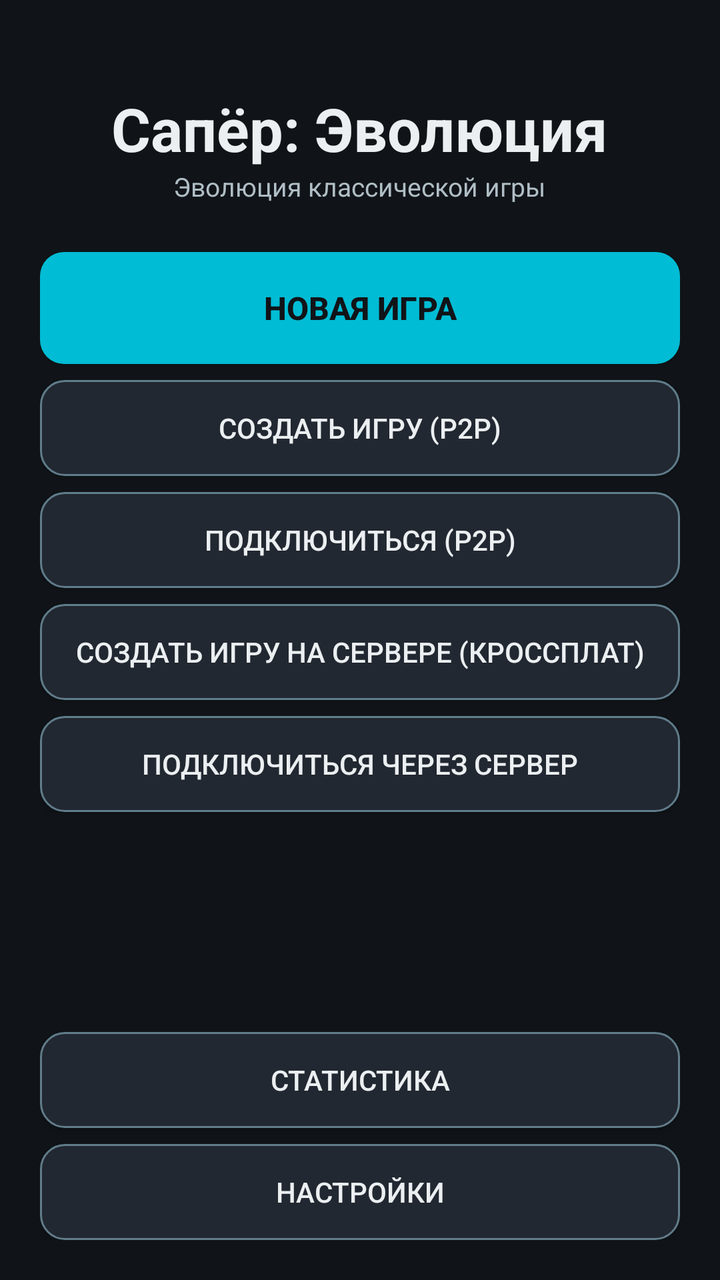
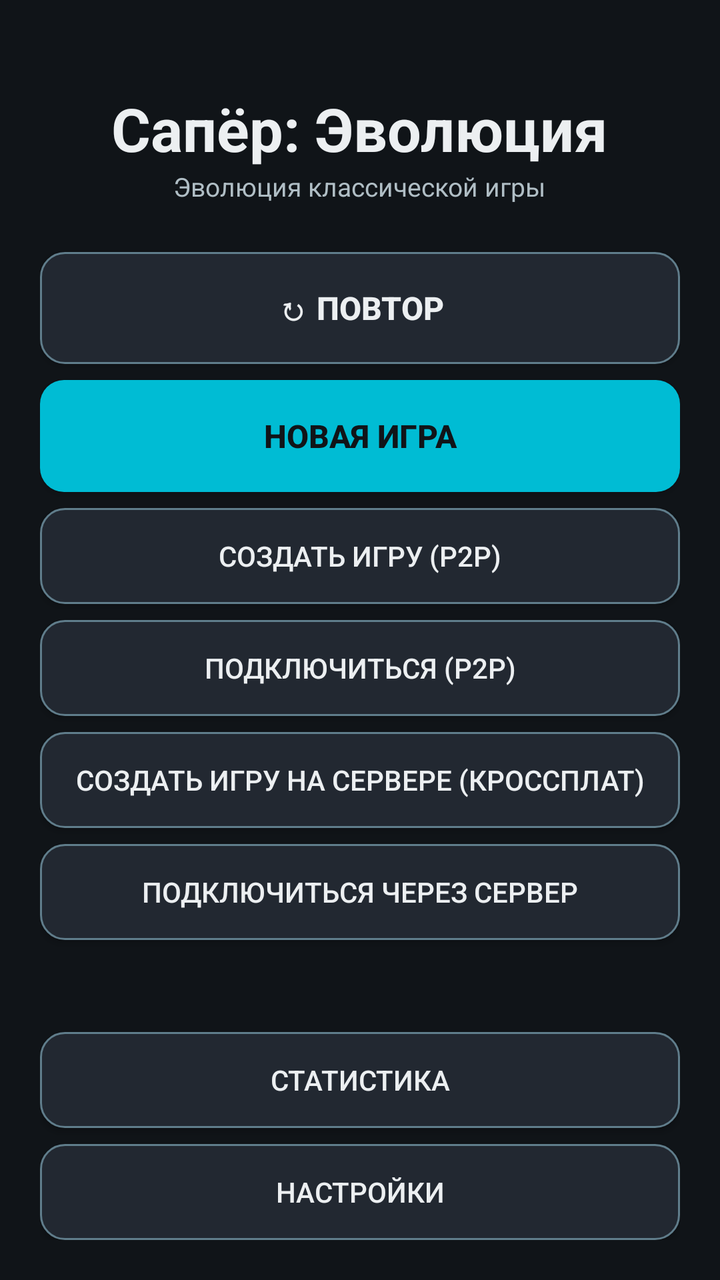

An Android layout rendered at two revisions. The XML below is the earlier revision; the diff shows what the commit changed to produce the second picture.
<!-- AndroidManifest.xml: application theme Theme.MinesweeperEvolution -->
<!-- res/layout/activity_main.xml -->
<?xml version="1.0" encoding="utf-8"?>
<ScrollView xmlns:android="http://schemas.android.com/apk/res/android"
    android:layout_width="match_parent"
    android:layout_height="match_parent"
    android:background="@color/bg_dark"
    android:fillViewport="true">

    <LinearLayout
        android:layout_width="match_parent"
        android:layout_height="wrap_content"
        android:orientation="vertical"
        android:padding="20dp">

        
        <TextView
            android:id="@+id/title"
            android:layout_width="wrap_content"
            android:layout_height="wrap_content"
            android:layout_gravity="center"
            android:layout_marginTop="24dp"
            android:text="@string/app_name"
            android:textColor="@color/text_primary"
            android:textSize="30sp"
            android:textStyle="bold" />

        <TextView
            android:id="@+id/subtitle"
            android:layout_width="wrap_content"
            android:layout_height="wrap_content"
            android:layout_gravity="center"
            android:layout_marginBottom="24dp"
            android:text="@string/app_subtitle"
            android:textColor="@color/text_secondary"
            android:textSize="13sp" />

        
        <Button
            android:id="@+id/btnContinue"
            android:layout_width="match_parent"
            android:layout_height="56dp"
            android:layout_marginBottom="8dp"
            android:background="@drawable/bg_button_primary"
            android:text="@string/continue_game"
            android:textColor="@color/bg_dark"
            android:textSize="16sp"
            android:textStyle="bold"
            android:visibility="gone" />

        
        <Button
            android:id="@+id/btnNewGame"
            android:layout_width="match_parent"
            android:layout_height="56dp"
            android:layout_marginBottom="8dp"
            android:background="@drawable/bg_button_primary"
            android:text="@string/new_game"
            android:textColor="@color/bg_dark"
            android:textSize="16sp"
            android:textStyle="bold" />

        
        <Button
            android:id="@+id/btnMpHost"
            android:layout_width="match_parent"
            android:layout_height="48dp"
            android:layout_marginBottom="8dp"
            android:background="@drawable/bg_button_secondary"
            android:text="@string/mp_host"
            android:textColor="@color/text_primary"
            android:textSize="14sp" />

        <Button
            android:id="@+id/btnMpJoin"
            android:layout_width="match_parent"
            android:layout_height="48dp"
            android:layout_marginBottom="8dp"
            android:background="@drawable/bg_button_secondary"
            android:text="@string/mp_join"
            android:textColor="@color/text_primary"
            android:textSize="14sp" />

        <Button
            android:id="@+id/btnMpRelayHost"
            android:layout_width="match_parent"
            android:layout_height="48dp"
            android:layout_marginBottom="8dp"
            android:background="@drawable/bg_button_secondary"
            android:text="@string/mp_relay_host"
            android:textColor="@color/text_primary"
            android:textSize="14sp" />

        <Button
            android:id="@+id/btnMpRelayJoin"
            android:layout_width="match_parent"
            android:layout_height="48dp"
            android:layout_marginBottom="20dp"
            android:background="@drawable/bg_button_secondary"
            android:text="@string/mp_relay_join"
            android:textColor="@color/text_primary"
            android:textSize="14sp" />

        <View
            android:layout_width="match_parent"
            android:layout_height="0dp"
            android:layout_weight="1" />

        
        <Button
            android:id="@+id/btnStats"
            android:layout_width="match_parent"
            android:layout_height="48dp"
            android:layout_marginBottom="8dp"
            android:background="@drawable/bg_button_secondary"
            android:text="@string/stats"
            android:textColor="@color/text_primary"
            android:textSize="14sp" />

        <Button
            android:id="@+id/btnSettings"
            android:layout_width="match_parent"
            android:layout_height="48dp"
            android:background="@drawable/bg_button_secondary"
            android:text="@string/settings"
            android:textColor="@color/text_primary"
            android:textSize="14sp" />

    </LinearLayout>
</ScrollView>
<!-- resources referenced by this layout -->
<resources>
  <color name="bg_dark">#FF101418</color>
  <color name="text_primary">#FFECEFF1</color>
  <color name="text_secondary">#FFB0BEC5</color>
  <!-- drawable bg_button_primary (drawable) -->
  <?xml version="1.0" encoding="utf-8"?>
  <selector xmlns:android="http://schemas.android.com/apk/res/android">
      
      <item android:state_pressed="true">
          <shape android:shape="rectangle">
              <solid android:color="@color/accent_2"/>
              <corners android:radius="12dp"/>
          </shape>
      </item>
      
      <item>
          <shape android:shape="rectangle">
              <solid android:color="@color/accent"/>
              <corners android:radius="12dp"/>
          </shape>
      </item>
  </selector>
  <!-- drawable bg_button_secondary (drawable) -->
  <?xml version="1.0" encoding="utf-8"?>
  <selector xmlns:android="http://schemas.android.com/apk/res/android">
      
      <item android:state_selected="true">
          <shape android:shape="rectangle">
              <solid android:color="@color/accent"/>
              <corners android:radius="12dp"/>
              <stroke android:width="1dp" android:color="@color/accent_2"/>
          </shape>
      </item>
      
      <item android:state_pressed="true">
          <shape android:shape="rectangle">
              <solid android:color="@color/bg_panel_alt"/>
              <corners android:radius="12dp"/>
              <stroke android:width="2dp" android:color="@color/accent"/>
          </shape>
      </item>
      
      <item>
          <shape android:shape="rectangle">
              <solid android:color="@color/bg_panel_alt"/>
              <corners android:radius="12dp"/>
              <stroke android:width="1dp" android:color="@color/text_dim"/>
          </shape>
      </item>
  </selector>
  <string name="app_name">Сапёр: Эволюция</string>
  <string name="app_subtitle">Эволюция классической игры</string>
  <string name="continue_game">Продолжить</string>
  <string name="mp_host">Создать игру (P2P)</string>
  <string name="mp_join">Подключиться (P2P)</string>
  <string name="mp_relay_host">Создать игру на сервере (кроссплат)</string>
  <string name="mp_relay_join">Подключиться через сервер</string>
  <string name="new_game">Новая игра</string>
  <string name="settings">Настройки</string>
  <string name="stats">Статистика</string>
  <style name="Theme.MinesweeperEvolution" parent="Theme.AppCompat.NoActionBar">
          <item name="colorPrimary">@color/accent</item>
          <item name="colorPrimaryDark">@color/accent_2</item>
          <item name="colorAccent">@color/accent</item>
          <item name="android:windowBackground">@color/bg_dark</item>
          <item name="android:textColorPrimary">@color/text_primary</item>
          <item name="android:textColorSecondary">@color/text_secondary</item>
          <item name="android:statusBarColor" tools:targetApi="l">@color/bg_dark</item>
      </style>
  <color name="accent_2">#FF26C6DA</color>
  <color name="accent">#FF00BCD4</color>
  <color name="bg_panel_alt">#FF222831</color>
  <color name="text_dim">#FF607D8B</color>
</resources>

<!-- the commit's change to res/layout/activity_main.xml (unified diff, before → after) -->
@@ -45,6 +45,18 @@
             android:textSize="16sp"
             android:textStyle="bold"
             android:visibility="gone" />
+
+        
+        <Button
+            android:id="@+id/btnQuickGame"
+            android:layout_width="match_parent"
+            android:layout_height="56dp"
+            android:layout_marginBottom="8dp"
+            android:background="@drawable/bg_button_secondary"
+            android:text="↻ Повтор"
+            android:textColor="@color/text_primary"
+            android:textSize="16sp"
+            android:textStyle="bold" />
 
         
         <Button
